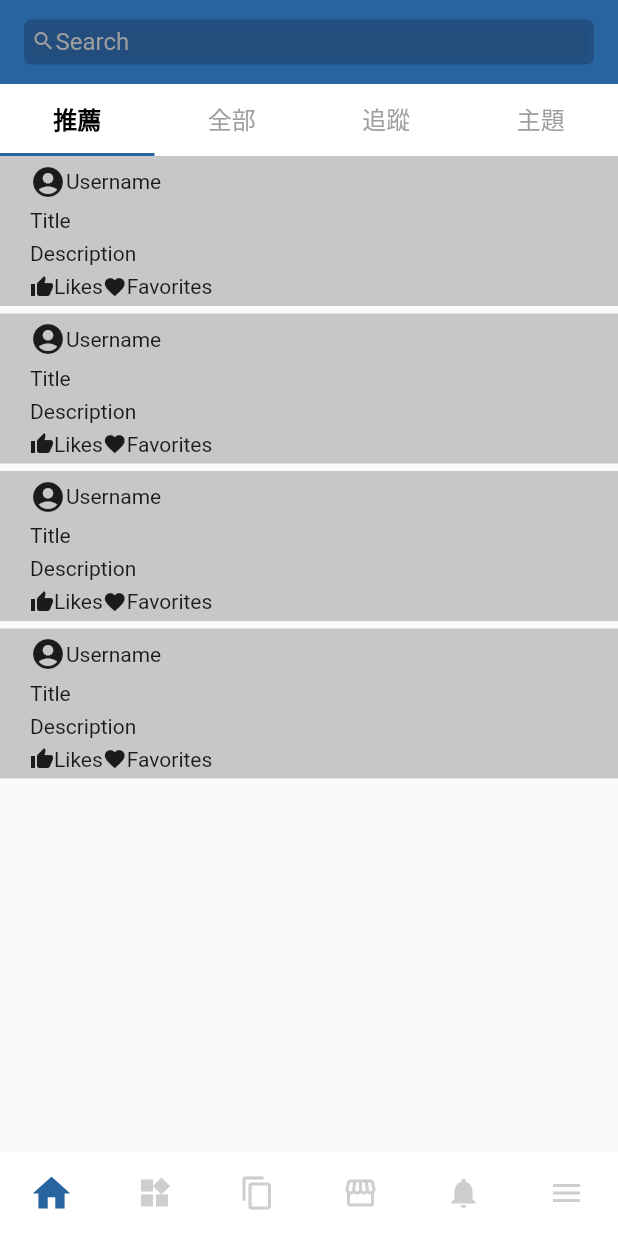
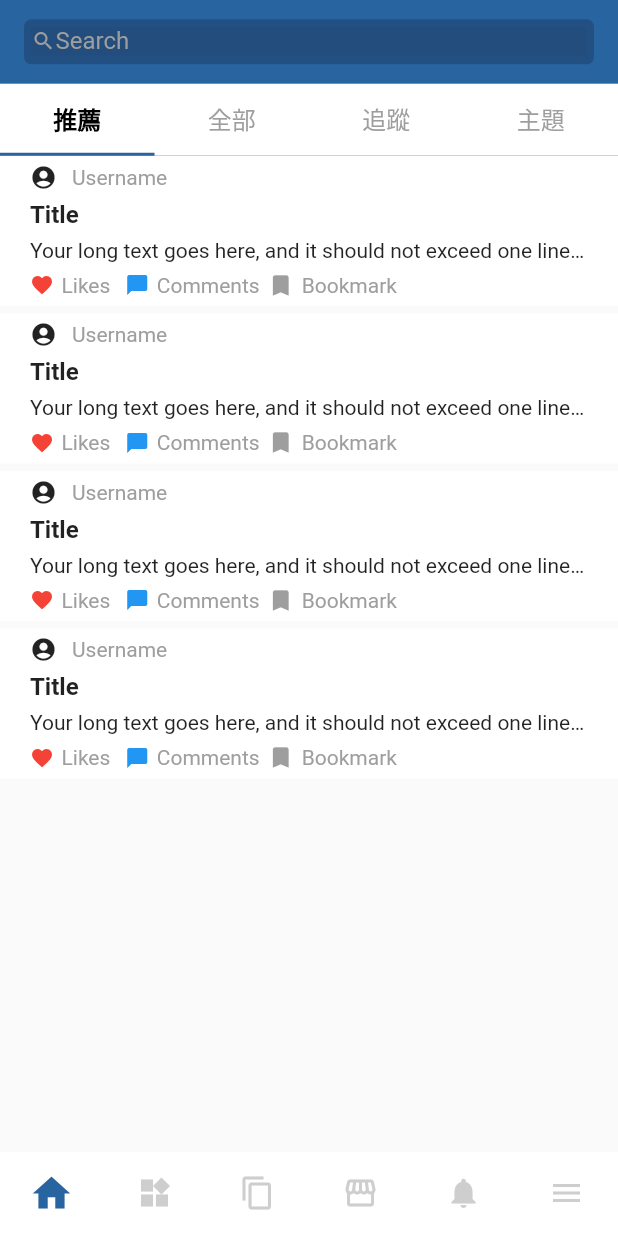
Before and after one commit to FangChenYi/dcard_demo, a Flutter app: the screen it shows after launch, on a phone screen of 412 x 824 dp. Run offline on Flutter 3.47's test engine with Material 2 defaults, Android fonts, the phone set to English and light mode, and no system bars.

Commit message:
新增新增tabBar未選取底線

```diff
--- a/lib/pages/home/home_page.dart
+++ b/lib/pages/home/home_page.dart
@@ -25,7 +25,15 @@ class _HomePageState extends State<HomePage> {
           bottom: PreferredSize(
             preferredSize: Size.fromHeight(48.0),
             child: Container(
-              color: Colors.white,
+              decoration: const BoxDecoration(
+                color: Colors.white,
+                border: Border(
+                  bottom: BorderSide(
+                    color: Colors.grey,
+                    width: 0.2,
+                  ),
+                ),
+              ),
               child: const TabBar(
                 labelStyle:
                     TextStyle(fontSize: 16, fontWeight: FontWeight.bold),
--- a/lib/widgets/app_bar/search_bar.dart
+++ b/lib/widgets/app_bar/search_bar.dart
@@ -10,12 +10,13 @@ class SearchAppBar extends StatelessWidget {
       padding: EdgeInsets.symmetric(horizontal: 5, vertical: 5),
       height: 30,
       decoration: BoxDecoration(
-        borderRadius: BorderRadius.circular(5), // 設置圓角
-        color: AppColors.inputColor, // 背景填充顏色
+        borderRadius: BorderRadius.circular(5),
+        color: AppColors.inputColor,
       ),
       child: const TextField(
         style: TextStyle(
           fontSize: 16,
+          color: Colors.white,
         ),
         decoration: InputDecoration(
           isCollapsed: true,
--- a/lib/widgets/article/article_card.dart
+++ b/lib/widgets/article/article_card.dart
@@ -15,31 +15,79 @@ class _ArticleCardState extends State<ArticleCard> {
       child: Container(
         height: 100,
         padding: EdgeInsets.symmetric(horizontal: 20, vertical: 5),
-        color: Color.fromARGB(255, 199, 199, 199),
+        color: Colors.white,
         child: const Column(
           crossAxisAlignment: CrossAxisAlignment.start,
           mainAxisAlignment: MainAxisAlignment.spaceBetween,
           children: [
             Row(
               children: [
-                Icon(Icons.account_circle), // 添加用戶頭像圖標
-                Text('Username'), // 添加用戶名
+                Icon(
+                  Icons.account_circle,
+                  size: 18,
+                ),
+                SizedBox(width: 10),
+                Text(
+                  style: TextStyle(
+                    color: Colors.grey,
+                  ),
+                  'Username',
+                ),
               ],
             ),
-            Text('Title'), // 添加標題
-            Text('Description'), // 添加描述
+            Text(
+              style: TextStyle(
+                fontSize: 16,
+                fontWeight: FontWeight.bold,
+              ),
+              'Title',
+            ),
+            Text(
+              style: TextStyle(),
+              maxLines: 1,
+              overflow: TextOverflow.ellipsis,
+              'Your long text goes here, and it should not exceed one line with ellipsis when overflowed.',
+            ),
             Row(
               children: [
                 Icon(
-                  Icons.thumb_up,
-                  size: 16,
-                ), // 添加贊數圖標
-                Text('Likes'), // 添加贊數
-                Icon(
                   Icons.favorite,
                   size: 16,
-                ), // 添加收藏圖標
-                Text('Favorites'), // 添加收藏數
+                  color: Colors.red,
+                ),
+                SizedBox(width: 5),
+                Text(
+                  style: TextStyle(
+                    color: Colors.grey,
+                  ),
+                  'Likes',
+                ),
+                SizedBox(width: 10),
+                Icon(
+                  Icons.chat_bubble,
+                  size: 16,
+                  color: Colors.blue,
+                ),
+                SizedBox(width: 5),
+                Text(
+                  style: TextStyle(
+                    color: Colors.grey,
+                  ),
+                  'Comments',
+                ),
+                SizedBox(width: 5),
+                Icon(
+                  Icons.bookmark,
+                  size: 18,
+                  color: Colors.grey,
+                ),
+                SizedBox(width: 5),
+                Text(
+                  style: TextStyle(
+                    color: Colors.grey,
+                  ),
+                  'Bookmark',
+                ),
               ],
             ),
           ],
```
